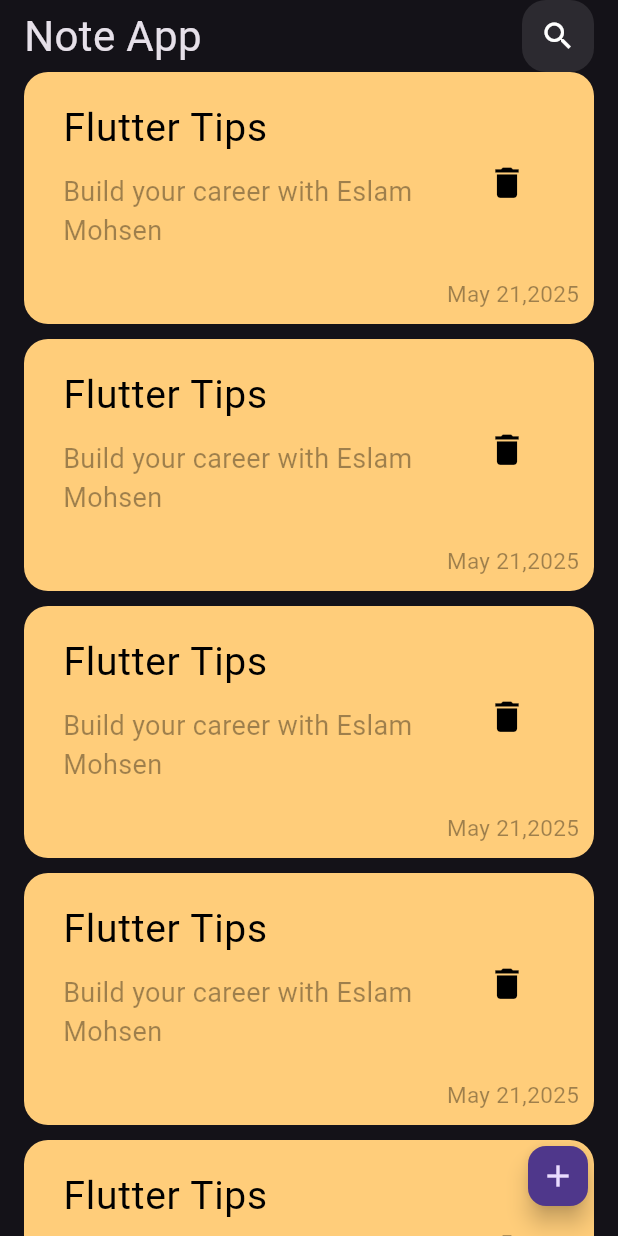
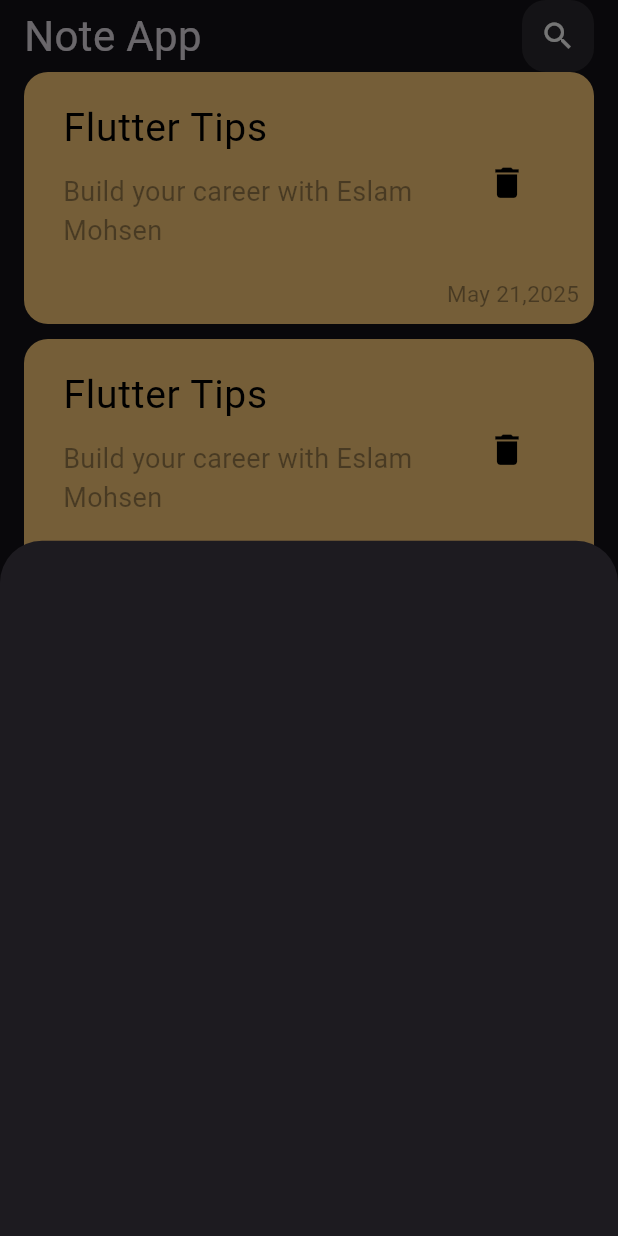
Before and after one commit to EslamMohsen110/note_app, a Flutter app: the screen it shows after launch, after a tap on the "add" icon, on a phone screen of 412 x 824 dp. Run offline on Flutter 3.47's test engine with Material 3 defaults, Android fonts, the phone set to English and light mode, and no system bars; Roboto replaces fonts that are missing (Poppins).

Commit message:
add show modal bottom sheet

```diff
--- a/lib/views/notes_view.dart
+++ b/lib/views/notes_view.dart
@@ -1,4 +1,5 @@
 import 'package:flutter/material.dart';
+import 'package:note_app/widgets/add_note_bottom_sheet.dart';
 import 'package:note_app/widgets/notes_view_body.dart';
 
 class NotesView extends StatelessWidget {
@@ -9,7 +10,14 @@ class NotesView extends StatelessWidget {
     return Scaffold(
       floatingActionButton: FloatingActionButton(
         mini: true,
-        onPressed: () {},
+        onPressed: () {
+          showModalBottomSheet(
+            context: context,
+            builder: (context) {
+              return AddNoteBottomSheet();
+            },
+          );
+        },
         child: Icon(Icons.add),
       ),
       body: NotesViewBody(),
--- /dev/null
+++ b/lib/widgets/add_note_bottom_sheet.dart
@@ -0,0 +1,10 @@
+import 'package:flutter/material.dart';
+
+class AddNoteBottomSheet extends StatelessWidget {
+  const AddNoteBottomSheet({super.key});
+
+  @override
+  Widget build(BuildContext context) {
+    return Container();
+  }
+}
```
